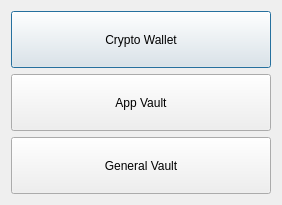
Before: the Qt Designer form designs/xml/vault_type_window.ui in daniel-deru/WorkMate-3.0, drawn with Qt 5.
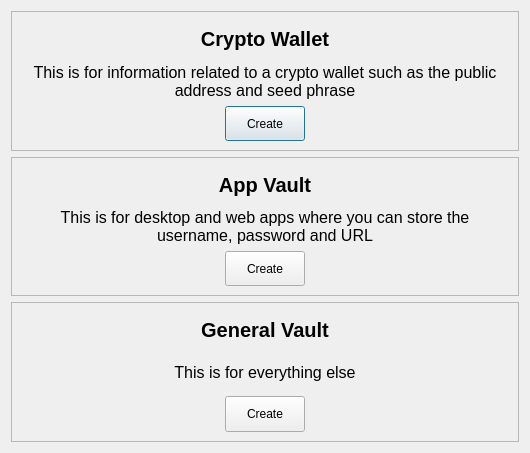
After: the same form once the commit is applied.

Commit message: changed vault type window to show more details about the type of vaults that can be creatd

```diff
--- a/designs/xml/vault_type_window.ui
+++ b/designs/xml/vault_type_window.ui
@@ -6,8 +6,8 @@
    <rect>
     <x>0</x>
     <y>0</y>
-    <width>282</width>
-    <height>205</height>
+    <width>530</width>
+    <height>453</height>
    </rect>
   </property>
   <property name="windowTitle">
@@ -15,51 +15,288 @@
   </property>
   <layout class="QVBoxLayout" name="verticalLayout">
    <item>
-    <widget class="QPushButton" name="btn_crypto">
+    <widget class="QFrame" name="frame_crypto_wallet">
      <property name="sizePolicy">
       <sizepolicy hsizetype="Expanding" vsizetype="Expanding">
        <horstretch>0</horstretch>
        <verstretch>0</verstretch>
       </sizepolicy>
      </property>
-     <property name="cursor">
-      <cursorShape>PointingHandCursor</cursorShape>
+     <property name="frameShape">
+      <enum>QFrame::StyledPanel</enum>
      </property>
-     <property name="text">
-      <string>Crypto Wallet</string>
+     <property name="frameShadow">
+      <enum>QFrame::Raised</enum>
      </property>
+     <layout class="QVBoxLayout" name="verticalLayout_2">
+      <item>
+       <widget class="QLabel" name="lbl_crypto_heading">
+        <property name="styleSheet">
+         <string notr="true">font-size: 20px;
+font-weight: 700;</string>
+        </property>
+        <property name="text">
+         <string>Crypto Wallet</string>
+        </property>
+        <property name="alignment">
+         <set>Qt::AlignCenter</set>
+        </property>
+       </widget>
+      </item>
+      <item>
+       <widget class="QLabel" name="lbl_crypto_desc">
+        <property name="styleSheet">
+         <string notr="true">font-size: 16px;
+font-weight: 300;</string>
+        </property>
+        <property name="text">
+         <string>This is for information related to a crypto wallet such as the public address and seed phrase</string>
+        </property>
+        <property name="alignment">
+         <set>Qt::AlignCenter</set>
+        </property>
+        <property name="wordWrap">
+         <bool>true</bool>
+        </property>
+       </widget>
+      </item>
+      <item>
+       <layout class="QHBoxLayout" name="horizontalLayout">
+        <item>
+         <spacer name="horizontalSpacer">
+          <property name="orientation">
+           <enum>Qt::Horizontal</enum>
+          </property>
+          <property name="sizeHint" stdset="0">
+           <size>
+            <width>40</width>
+            <height>20</height>
+           </size>
+          </property>
+         </spacer>
+        </item>
+        <item>
+         <widget class="QPushButton" name="btn_crypto">
+          <property name="sizePolicy">
+           <sizepolicy hsizetype="Fixed" vsizetype="Preferred">
+            <horstretch>0</horstretch>
+            <verstretch>0</verstretch>
+           </sizepolicy>
+          </property>
+          <property name="cursor">
+           <cursorShape>PointingHandCursor</cursorShape>
+          </property>
+          <property name="text">
+           <string>Create</string>
+          </property>
+         </widget>
+        </item>
+        <item>
+         <spacer name="horizontalSpacer_2">
+          <property name="orientation">
+           <enum>Qt::Horizontal</enum>
+          </property>
+          <property name="sizeHint" stdset="0">
+           <size>
+            <width>40</width>
+            <height>20</height>
+           </size>
+          </property>
+         </spacer>
+        </item>
+       </layout>
+      </item>
+     </layout>
     </widget>
    </item>
    <item>
-    <widget class="QPushButton" name="btn_app">
+    <widget class="QFrame" name="frame_app_vault">
      <property name="sizePolicy">
-      <sizepolicy hsizetype="Minimum" vsizetype="Expanding">
+      <sizepolicy hsizetype="Expanding" vsizetype="Expanding">
        <horstretch>0</horstretch>
        <verstretch>0</verstretch>
       </sizepolicy>
      </property>
-     <property name="cursor">
-      <cursorShape>PointingHandCursor</cursorShape>
+     <property name="frameShape">
+      <enum>QFrame::StyledPanel</enum>
      </property>
-     <property name="text">
-      <string>App Vault</string>
+     <property name="frameShadow">
+      <enum>QFrame::Raised</enum>
      </property>
+     <layout class="QVBoxLayout" name="verticalLayout_3">
+      <item>
+       <widget class="QLabel" name="lbl_app_heading">
+        <property name="styleSheet">
+         <string notr="true">font-size: 20px;
+font-weight: 700;</string>
+        </property>
+        <property name="text">
+         <string>App Vault</string>
+        </property>
+        <property name="alignment">
+         <set>Qt::AlignCenter</set>
+        </property>
+       </widget>
+      </item>
+      <item>
+       <widget class="QLabel" name="lbl_app_desc">
+        <property name="styleSheet">
+         <string notr="true">font-size: 16px;
+font-weight: 300;</string>
+        </property>
+        <property name="text">
+         <string>This is for desktop and web apps where you can store the username, password and URL</string>
+        </property>
+        <property name="alignment">
+         <set>Qt::AlignCenter</set>
+        </property>
+        <property name="wordWrap">
+         <bool>true</bool>
+        </property>
+       </widget>
+      </item>
+      <item>
+       <layout class="QHBoxLayout" name="horizontalLayout_2">
+        <item>
+         <spacer name="horizontalSpacer_3">
+          <property name="orientation">
+           <enum>Qt::Horizontal</enum>
+          </property>
+          <property name="sizeHint" stdset="0">
+           <size>
+            <width>40</width>
+            <height>20</height>
+           </size>
+          </property>
+         </spacer>
+        </item>
+        <item>
+         <widget class="QPushButton" name="btn_app">
+          <property name="sizePolicy">
+           <sizepolicy hsizetype="Fixed" vsizetype="Preferred">
+            <horstretch>0</horstretch>
+            <verstretch>0</verstretch>
+           </sizepolicy>
+          </property>
+          <property name="cursor">
+           <cursorShape>PointingHandCursor</cursorShape>
+          </property>
+          <property name="text">
+           <string>Create</string>
+          </property>
+         </widget>
+        </item>
+        <item>
+         <spacer name="horizontalSpacer_4">
+          <property name="orientation">
+           <enum>Qt::Horizontal</enum>
+          </property>
+          <property name="sizeHint" stdset="0">
+           <size>
+            <width>40</width>
+            <height>20</height>
+           </size>
+          </property>
+         </spacer>
+        </item>
+       </layout>
+      </item>
+     </layout>
     </widget>
    </item>
    <item>
-    <widget class="QPushButton" name="btn_general">
+    <widget class="QFrame" name="frame_general_vault">
      <property name="sizePolicy">
-      <sizepolicy hsizetype="Minimum" vsizetype="Expanding">
+      <sizepolicy hsizetype="Expanding" vsizetype="Expanding">
        <horstretch>0</horstretch>
        <verstretch>0</verstretch>
       </sizepolicy>
      </property>
-     <property name="cursor">
-      <cursorShape>PointingHandCursor</cursorShape>
+     <property name="frameShape">
+      <enum>QFrame::StyledPanel</enum>
      </property>
-     <property name="text">
-      <string>General Vault</string>
+     <property name="frameShadow">
+      <enum>QFrame::Raised</enum>
      </property>
+     <layout class="QVBoxLayout" name="verticalLayout_4">
+      <item>
+       <widget class="QLabel" name="lbl_general_heading">
+        <property name="styleSheet">
+         <string notr="true">font-size: 20px;
+font-weight: 700;</string>
+        </property>
+        <property name="text">
+         <string>General Vault</string>
+        </property>
+        <property name="alignment">
+         <set>Qt::AlignCenter</set>
+        </property>
+       </widget>
+      </item>
+      <item>
+       <widget class="QLabel" name="lbl_general_desc">
+        <property name="styleSheet">
+         <string notr="true">font-size: 16px;
+font-weight: 300;</string>
+        </property>
+        <property name="text">
+         <string>This is for everything else</string>
+        </property>
+        <property name="alignment">
+         <set>Qt::AlignCenter</set>
+        </property>
+        <property name="wordWrap">
+         <bool>true</bool>
+        </property>
+       </widget>
+      </item>
+      <item>
+       <layout class="QHBoxLayout" name="horizontalLayout_3">
+        <item>
+         <spacer name="horizontalSpacer_5">
+          <property name="orientation">
+           <enum>Qt::Horizontal</enum>
+          </property>
+          <property name="sizeHint" stdset="0">
+           <size>
+            <width>40</width>
+            <height>20</height>
+           </size>
+          </property>
+         </spacer>
+        </item>
+        <item>
+         <widget class="QPushButton" name="btn_general">
+          <property name="sizePolicy">
+           <sizepolicy hsizetype="Fixed" vsizetype="Preferred">
+            <horstretch>0</horstretch>
+            <verstretch>0</verstretch>
+           </sizepolicy>
+          </property>
+          <property name="cursor">
+           <cursorShape>PointingHandCursor</cursorShape>
+          </property>
+          <property name="text">
+           <string>Create</string>
+          </property>
+         </widget>
+        </item>
+        <item>
+         <spacer name="horizontalSpacer_6">
+          <property name="orientation">
+           <enum>Qt::Horizontal</enum>
+          </property>
+          <property name="sizeHint" stdset="0">
+           <size>
+            <width>40</width>
+            <height>20</height>
+           </size>
+          </property>
+         </spacer>
+        </item>
+       </layout>
+      </item>
+     </layout>
     </widget>
    </item>
   </layout>
```
The commit also changes 3 other files.
